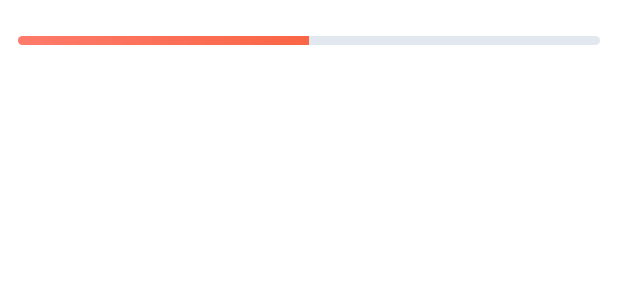
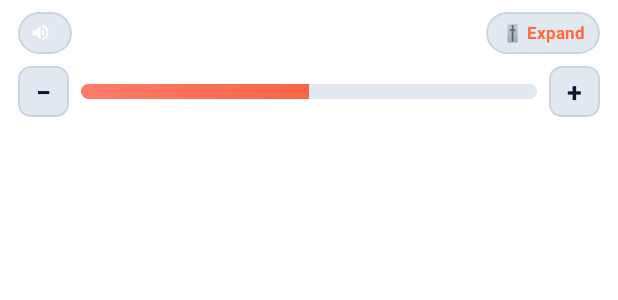
Before and after one commit to Mostakim2005/volume-manager, an Android app: the layout notification_volume.xml on its own in the app's theme, with its tools: preview values and no code run, on a phone screen of 412 x 824 dp. Shown: the top 300 px of the screen. Run offline under Robolectric (Android 15) with nearby library versions, the phone set to English and light mode, and no system bars.

Commit message:
feat(v1.3.1): spacious notification with dedicated [-] and [+] volume step buttons and isolated stream pill

```diff
--- a/app/build.gradle.kts
+++ b/app/build.gradle.kts
@@ -14,8 +14,8 @@ android {
         // is unaffected by Android 14+ foreground-service-type enforcement, and keeping
         // targetSdk below 34 avoids needing the "specialUse" FGS subtype on that device.
         targetSdk = 33
-        versionCode = 4
-        versionName = "1.3.0"
+        versionCode = 5
+        versionName = "1.3.1"
     }
 
     // CI supplies these env vars; local builds simply produce an unsigned APK.
--- a/app/src/main/java/com/volumemanager/OverlayVolumeService.kt
+++ b/app/src/main/java/com/volumemanager/OverlayVolumeService.kt
@@ -67,6 +67,8 @@ class OverlayVolumeService : Service() {
         when (intent?.action) {
             ACTION_TOGGLE_PANEL, ACTION_TOGGLE_CHIP -> overlayController?.togglePanel()
             ACTION_CYCLE_STREAM -> overlayController?.cycleStream()
+            ACTION_VOLUME_UP -> overlayController?.stepVolume(1)
+            ACTION_VOLUME_DOWN -> overlayController?.stepVolume(-1)
             ACTION_STOP -> {
                 stopSelf()
                 return START_NOT_STICKY
@@ -133,15 +135,30 @@ class OverlayVolumeService : Service() {
                 )
                 setOnClickPendingIntent(R.id.notif_root, settings)
             } else {
-                // Tapping the stream title cycles streams (Media -> Ring -> Notify -> Alarm)
+                // Tapping the stream pill cycles streams (Media -> Ring -> Notify -> Alarm)
                 setOnClickPendingIntent(
                     R.id.notif_stream_header,
                     servicePendingIntent(ACTION_CYCLE_STREAM, 2),
                 )
-                // Tapping the root body toggles the vertical overlay panel
+                // Volume DOWN button (-10%)
                 setOnClickPendingIntent(
-                    R.id.notif_root,
+                    R.id.btn_notif_down,
+                    servicePendingIntent(ACTION_VOLUME_DOWN, 3),
+                )
+                // Volume UP button (+10%)
+                setOnClickPendingIntent(
+                    R.id.btn_notif_up,
+                    servicePendingIntent(ACTION_VOLUME_UP, 4),
+                )
+                // Tapping the expand button opens the on-screen vertical panel
+                setOnClickPendingIntent(
+                    R.id.notif_btn_panel,
                     servicePendingIntent(ACTION_TOGGLE_PANEL, 1),
+                )
+                // Tapping the progress track also opens the on-screen vertical panel
+                setOnClickPendingIntent(
+                    R.id.notif_progress,
+                    servicePendingIntent(ACTION_TOGGLE_PANEL, 5),
                 )
             }
         }
@@ -177,6 +194,8 @@ class OverlayVolumeService : Service() {
         const val ACTION_TOGGLE_PANEL = "com.volumemanager.TOGGLE_PANEL"
         const val ACTION_TOGGLE_CHIP = "com.volumemanager.TOGGLE_CHIP"
         const val ACTION_CYCLE_STREAM = "com.volumemanager.CYCLE_STREAM"
+        const val ACTION_VOLUME_UP = "com.volumemanager.VOLUME_UP"
+        const val ACTION_VOLUME_DOWN = "com.volumemanager.VOLUME_DOWN"
         const val ACTION_STOP = "com.volumemanager.STOP"
     }
 }
--- a/app/src/main/java/com/volumemanager/overlay/OverlayController.kt
+++ b/app/src/main/java/com/volumemanager/overlay/OverlayController.kt
@@ -171,6 +171,17 @@ class OverlayController(
         val current = currentPercent(activeStream)
         syncPanelUi(current)
         onVolumeChanged(current.roundToInt(), activeStreamName)
+        showHud("$activeStreamName: ${current.roundToInt()}%")
+        scheduleHideHud()
+    }
+
+    /** Steps the active stream volume up (+1) or down (-1) by 10% increments. */
+    fun stepVolume(deltaSteps: Int) {
+        val current = currentPercent(activeStream)
+        val target = (current + deltaSteps * 10f).coerceIn(0f, 100f)
+        setPercent(target)
+        showHud("$activeStreamName: ${target.roundToInt()}%")
+        scheduleHideHud()
     }
 
     /** Removes all overlay windows and receivers. */
--- /dev/null
+++ b/app/src/main/res/drawable/notif_btn_background.xml
@@ -0,0 +1,9 @@
+<?xml version="1.0" encoding="utf-8"?>
+<shape xmlns:android="http://schemas.android.com/apk/res/android"
+    android:shape="rectangle">
+    <solid android:color="@color/notif_btn_bg" />
+    <corners android:radius="8dp" />
+    <stroke
+        android:width="1dp"
+        android:color="@color/notif_btn_stroke" />
+</shape>
--- /dev/null
+++ b/app/src/main/res/drawable/notif_pill_background.xml
@@ -0,0 +1,9 @@
+<?xml version="1.0" encoding="utf-8"?>
+<shape xmlns:android="http://schemas.android.com/apk/res/android"
+    android:shape="rectangle">
+    <solid android:color="@color/notif_btn_bg" />
+    <corners android:radius="14dp" />
+    <stroke
+        android:width="1dp"
+        android:color="@color/notif_btn_stroke" />
+</shape>
--- a/app/src/main/res/drawable/seek_progress_green.xml
+++ b/app/src/main/res/drawable/seek_progress_green.xml
@@ -3,8 +3,8 @@
     <item android:id="@android:id/background">
         <shape android:shape="rectangle">
             <solid android:color="@color/notif_track_bg" />
-            <corners android:radius="4dp" />
-            <size android:height="8dp" />
+            <corners android:radius="5dp" />
+            <size android:height="10dp" />
         </shape>
     </item>
     <item android:id="@android:id/progress">
@@ -14,8 +14,8 @@
                     android:angle="0"
                     android:startColor="#FF7A6B"
                     android:endColor="#F4511E" />
-                <corners android:radius="4dp" />
-                <size android:height="8dp" />
+                <corners android:radius="5dp" />
+                <size android:height="10dp" />
             </shape>
         </clip>
     </item>
--- a/app/src/main/res/layout/notification_volume.xml
+++ b/app/src/main/res/layout/notification_volume.xml
@@ -1,28 +1,37 @@
 <?xml version="1.0" encoding="utf-8"?>
-<!-- RemoteViews-safe widgets only: LinearLayout, ImageView, TextView, ProgressBar. Ultra-compact & symmetrical. -->
+<!-- RemoteViews-safe widgets only: LinearLayout, ImageView, TextView, ProgressBar. Spacious & interactive. -->
 <LinearLayout xmlns:android="http://schemas.android.com/apk/res/android"
     android:id="@+id/notif_root"
     android:layout_width="match_parent"
     android:layout_height="wrap_content"
-    android:gravity="center"
     android:orientation="vertical"
     android:paddingStart="12dp"
     android:paddingEnd="12dp"
-    android:paddingTop="4dp"
-    android:paddingBottom="4dp">
+    android:paddingTop="8dp"
+    android:paddingBottom="8dp">
 
-    <!-- Compact Centered Stream Header -->
+    <!-- Top Row: Stream Switcher Pill & Panel Expand Shortcut -->
+    <LinearLayout
+        android:layout_width="match_parent"
+        android:layout_height="wrap_content"
+        android:gravity="center_vertical"
+        android:orientation="horizontal">
+
+        <!-- Stream Switcher Pill (Clearly demarcated; tapping cycles stream without affecting volume) -->
         <LinearLayout
             android:id="@+id/notif_stream_header"
             android:layout_width="wrap_content"
-        android:layout_height="wrap_content"
-        android:gravity="center"
-        android:orientation="horizontal">
+            android:layout_height="28dp"
+            android:background="@drawable/notif_pill_background"
+            android:gravity="center_vertical"
+            android:orientation="horizontal"
+            android:paddingStart="8dp"
+            android:paddingEnd="8dp">
 
             <ImageView
                 android:id="@+id/notif_icon"
-            android:layout_width="16dp"
-            android:layout_height="16dp"
+                android:layout_width="14dp"
+                android:layout_height="14dp"
                 android:contentDescription="@string/notif_media_down"
                 android:src="@drawable/ic_volume_small" />
 
@@ -31,22 +40,76 @@
                 android:layout_width="wrap_content"
                 android:layout_height="wrap_content"
                 android:layout_marginStart="6dp"
-            android:gravity="center"
                 android:textColor="@color/notif_text_primary"
                 android:textSize="12sp"
                 android:textStyle="bold" />
         </LinearLayout>
 
-    <!-- Centered Compact Volume Track with Green Ball Theme -->
+        <View
+            android:layout_width="0dp"
+            android:layout_height="1dp"
+            android:layout_weight="1" />
+
+        <!-- Quick Launch Vertical Panel Shortcut Button -->
+        <TextView
+            android:id="@+id/notif_btn_panel"
+            android:layout_width="wrap_content"
+            android:layout_height="28dp"
+            android:background="@drawable/notif_pill_background"
+            android:gravity="center"
+            android:paddingStart="10dp"
+            android:paddingEnd="10dp"
+            android:text="🎚️ Expand"
+            android:textColor="@color/primary"
+            android:textSize="11sp"
+            android:textStyle="bold" />
+    </LinearLayout>
+
+    <!-- Bottom Row: Minus Button | Thick 10dp Progress Track | Plus Button -->
+    <LinearLayout
+        android:layout_width="match_parent"
+        android:layout_height="wrap_content"
+        android:layout_marginTop="8dp"
+        android:gravity="center_vertical"
+        android:orientation="horizontal">
+
+        <!-- Volume DOWN Button -->
+        <TextView
+            android:id="@+id/btn_notif_down"
+            android:layout_width="34dp"
+            android:layout_height="34dp"
+            android:background="@drawable/notif_btn_background"
+            android:gravity="center"
+            android:text="−"
+            android:textColor="@color/notif_btn_text"
+            android:textSize="18sp"
+            android:textStyle="bold" />
+
+        <!-- Centered Volume Track with Green Ball Theme -->
         <ProgressBar
             android:id="@+id/notif_progress"
             style="?android:attr/progressBarStyleHorizontal"
-        android:layout_width="match_parent"
-        android:layout_height="6dp"
-        android:layout_marginTop="3dp"
+            android:layout_width="0dp"
+            android:layout_height="10dp"
+            android:layout_marginStart="8dp"
+            android:layout_marginEnd="8dp"
+            android:layout_weight="1"
             android:indeterminate="false"
             android:max="100"
             android:progress="50"
             android:progressDrawable="@drawable/seek_progress_green" />
 
+        <!-- Volume UP Button -->
+        <TextView
+            android:id="@+id/btn_notif_up"
+            android:layout_width="34dp"
+            android:layout_height="34dp"
+            android:background="@drawable/notif_btn_background"
+            android:gravity="center"
+            android:text="+"
+            android:textColor="@color/notif_btn_text"
+            android:textSize="18sp"
+            android:textStyle="bold" />
     </LinearLayout>
+
+</LinearLayout>
--- a/app/src/main/res/values-night/colors.xml
+++ b/app/src/main/res/values-night/colors.xml
@@ -14,6 +14,9 @@
     <color name="notif_text_primary">#F8FAFC</color>
     <color name="notif_text_secondary">#94A3B8</color>
     <color name="notif_track_bg">#26334F</color>
+    <color name="notif_btn_bg">#1E293B</color>
+    <color name="notif_btn_stroke">#334155</color>
+    <color name="notif_btn_text">#F8FAFC</color>
     <color name="text_primary">#F8FAFC</color>
     <color name="text_secondary">#94A3B8</color>
     <color name="card_background">#151C2E</color>
--- a/app/src/main/res/values/colors.xml
+++ b/app/src/main/res/values/colors.xml
@@ -14,6 +14,9 @@
     <color name="notif_text_primary">#0F172A</color>
     <color name="notif_text_secondary">#64748B</color>
     <color name="notif_track_bg">#E2E8F0</color>
+    <color name="notif_btn_bg">#E2E8F0</color>
+    <color name="notif_btn_stroke">#CBD5E1</color>
+    <color name="notif_btn_text">#0F172A</color>
     <color name="text_primary">#0F172A</color>
     <color name="text_secondary">#64748B</color>
     <color name="card_background">#FFFFFF</color>
```
Also changed, not shown: 2 other files. Lines whose indentation alone changed are shown as unchanged.
